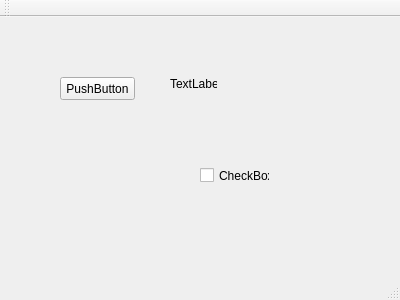
Above: atenadoumee/mainwindow.ui from A1exLemesios/cpp-test-project before the change. Below: the same form after it.
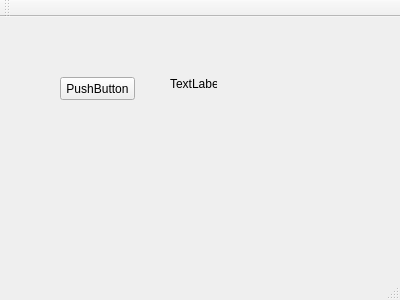
That is the form after the change.

What changed in the file:
```diff
--- a/atenadoumee/mainwindow.ui
+++ b/atenadoumee/mainwindow.ui
@@ -40,19 +40,6 @@
      <string>TextLabel</string>
     </property>
    </widget>
-   <widget class="QCheckBox" name="checkBox">
-    <property name="geometry">
-     <rect>
-      <x>200</x>
-      <y>150</y>
-      <width>70</width>
-      <height>17</height>
-     </rect>
-    </property>
-    <property name="text">
-     <string>CheckBox</string>
-    </property>
-   </widget>
   </widget>
   <widget class="QMenuBar" name="menuBar">
    <property name="geometry">
```
